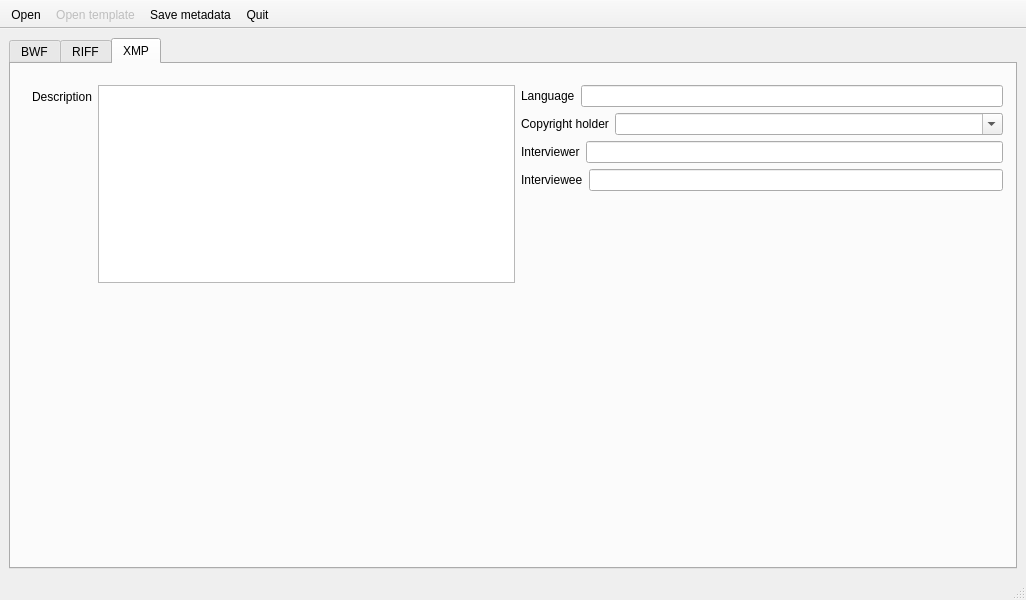
Ukrainian-History/autoBWF, file tabbed.ui: the form before one commit.
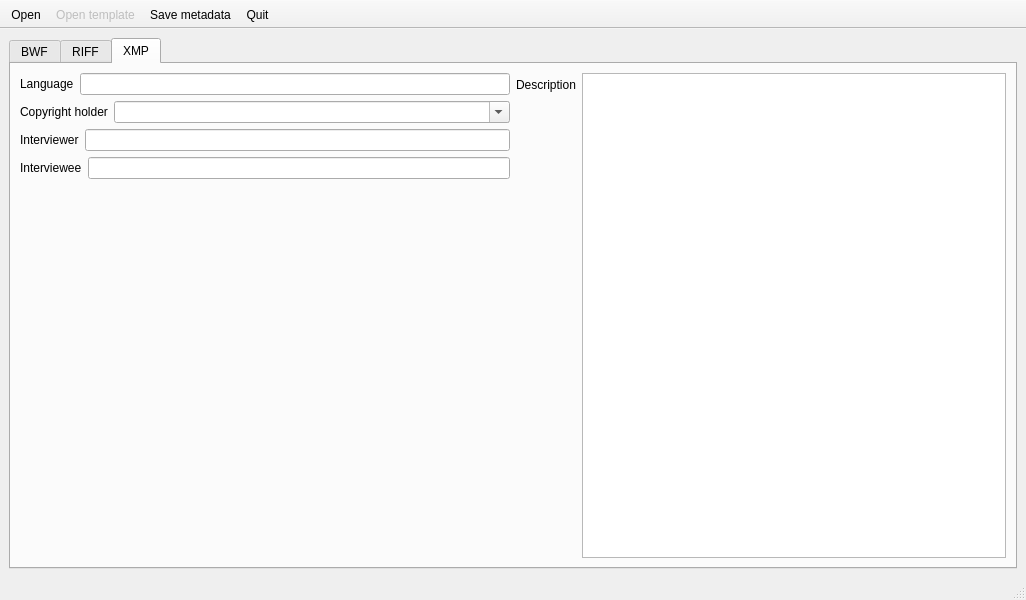
The form after the commit. The open tabs and pages were chosen to show the change.

The edit to the form file:
```diff
--- a/tabbed.ui
+++ b/tabbed.ui
@@ -516,37 +516,9 @@
        <attribute name="title">
         <string>XMP</string>
        </attribute>
-       <widget class="QWidget" name="layoutWidget">
-        <property name="geometry">
-         <rect>
-          <x>21</x>
-          <y>21</y>
-          <width>971</width>
-          <height>198</height>
-         </rect>
-        </property>
+       <layout class="QGridLayout" name="gridLayout_7">
+        <item row="0" column="0">
         <layout class="QHBoxLayout" name="horizontalLayout_10">
-         <item>
-          <layout class="QHBoxLayout" name="horizontalLayout_12">
-           <item>
-            <layout class="QFormLayout" name="formLayout_15">
-             <property name="fieldGrowthPolicy">
-              <enum>QFormLayout::ExpandingFieldsGrow</enum>
-             </property>
-             <item row="0" column="0">
-              <widget class="QLabel" name="commentLabel_2">
-               <property name="text">
-                <string>Description</string>
-               </property>
-              </widget>
-             </item>
-             <item row="0" column="1">
-              <widget class="QPlainTextEdit" name="descriptionText"/>
-             </item>
-            </layout>
-           </item>
-          </layout>
-         </item>
          <item>
           <layout class="QVBoxLayout" name="verticalLayout_2">
            <item>
@@ -633,8 +605,30 @@
            </item>
           </layout>
          </item>
-        </layout>
-       </widget>
+          <item>
+           <layout class="QHBoxLayout" name="horizontalLayout_12">
+            <item>
+             <layout class="QFormLayout" name="formLayout_15">
+              <property name="fieldGrowthPolicy">
+               <enum>QFormLayout::ExpandingFieldsGrow</enum>
+              </property>
+              <item row="0" column="0">
+               <widget class="QLabel" name="commentLabel_2">
+                <property name="text">
+                 <string>Description</string>
+                </property>
+               </widget>
+              </item>
+              <item row="0" column="1">
+               <widget class="QPlainTextEdit" name="descriptionText"/>
+              </item>
+             </layout>
+            </item>
+           </layout>
+          </item>
+         </layout>
+        </item>
+       </layout>
       </widget>
      </widget>
     </item>
```
Lines whose indentation alone changed are shown as unchanged.
